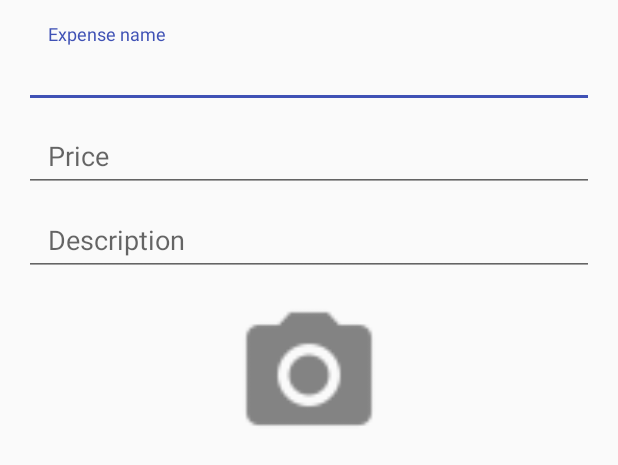
After one commit to RizzoV/MAD_Expenses, an Android app: the layout activity_add_expense.xml on its own in the app's theme, with its tools: preview values and no code run, on a phone screen of 412 x 824 dp. The commit adds this screen. Shown: the top 465 px of the screen. Run offline under Robolectric (Android 15) with nearby library versions, the phone set to English and light mode, and no system bars.

Commit message:
expense activity + .xml correlated

```diff
--- a/app/src/main/AndroidManifest.xml
+++ b/app/src/main/AndroidManifest.xml
@@ -1,4 +1,5 @@
 <?xml version="1.0" encoding="utf-8"?>
+
 <manifest xmlns:android="http://schemas.android.com/apk/res/android"
     package="it.polito.mad.team19.mad_expenses">
 
--- /dev/null
+++ b/app/src/main/java/it/polito/mad/team19/mad_expenses/AddExpenseActivity.java
@@ -0,0 +1,77 @@
+package it.polito.mad.team19.mad_expenses;
+
+import android.content.Intent;
+import android.database.Cursor;
+import android.net.Uri;
+import android.os.Bundle;
+import android.support.design.widget.Snackbar;
+import android.support.v7.app.AppCompatActivity;
+import android.view.View;
+import android.widget.ImageButton;
+
+/**
+ * Created by Bolz on 03/04/2017.
+ */
+
+public class AddExpenseActivity extends AppCompatActivity
+{
+    ImageButton imageButton;
+
+    @Override
+    protected void onCreate(Bundle savedInstanceState)
+    {
+        super.onCreate(savedInstanceState);
+        setContentView(R.layout.activity_add_expense);
+
+        //imageButton = (ImageButton) findViewById(R.id.image);
+
+        addListenerOnButton();
+
+    }
+
+    public void addListenerOnButton()
+    {
+
+        imageButton = (ImageButton) findViewById(R.id.image);
+
+        imageButton.setOnClickListener(new View.OnClickListener()
+        {
+            @Override
+            public void onClick(View view)
+            {
+                //FOR EXAMPLE
+               // Toast.makeText(MyAndroidAppActivity.this,"ImageButton is clicked!", Toast.LENGTH_SHORT).show();
+
+                // TO REPLACE WITH THE CODE FOR THE UPLOAD OF THE IMAGE
+                Snackbar.make(view, "Replace with your image", Snackbar.LENGTH_LONG).setAction("Action", null).show();
+
+                //TO LOAD IMAGE FROM GALLERY (error with RESULT_LOAD_IMAGE)
+                //Intent i = new Intent(Intent.ACTION_PICK, android.provider.MediaStore.Images.Media.EXTERNAL_CONTENT_URI);
+                //startActivityForResult(i, RESULT_LOAD_IMAGE);
+            }
+
+        });
+
+        /*@Override
+        protected void onActivityResult(int requestCode, int resultCode, Intent data) {
+        super.onActivityResult(requestCode, resultCode, data);
+
+        if (requestCode == RESULT_LOAD_IMAGE && resultCode == RESULT_OK && null != data) {
+            Uri selectedImage = data.getData();
+            String[] filePathColumn = { MediaStore.Images.Media.DATA };
+
+            Cursor cursor = getContentResolver().query(selectedImage,
+                    filePathColumn, null, null, null);
+            cursor.moveToFirst();
+
+            int columnIndex = cursor.getColumnIndex(filePathColumn[0]);
+            String picturePath = cursor.getString(columnIndex);
+            cursor.close();
+
+            // String picturePath contains the path of selected Image
+        }*/
+
+    }
+
+
+}
--- a/app/src/main/java/it/polito/mad/team19/mad_expenses/CreateGroupActivity.java
+++ b/app/src/main/java/it/polito/mad/team19/mad_expenses/CreateGroupActivity.java
@@ -6,7 +6,8 @@ import android.os.Bundle;
 public class CreateGroupActivity extends AppCompatActivity {
 
     @Override
-    protected void onCreate(Bundle savedInstanceState) {
+    protected void onCreate(Bundle savedInstanceState)
+    {
         super.onCreate(savedInstanceState);
         setContentView(R.layout.activity_create_group_frag2);
     }
--- a/app/src/main/java/it/polito/mad/team19/mad_expenses/GroupActivity.java
+++ b/app/src/main/java/it/polito/mad/team19/mad_expenses/GroupActivity.java
@@ -58,7 +58,8 @@ public class GroupActivity extends AppCompatActivity {
     String name;
 
     @Override
-    protected void onCreate(Bundle savedInstanceState) {
+    protected void onCreate(Bundle savedInstanceState)
+    {
         super.onCreate(savedInstanceState);
         setContentView(R.layout.activity_group);
 
--- /dev/null
+++ b/app/src/main/res/layout/activity_add_expense.xml
@@ -0,0 +1,65 @@
+<?xml version="1.0" encoding="utf-8"?>
+
+<LinearLayout xmlns:android="http://schemas.android.com/apk/res/android"
+    android:orientation="vertical"
+    android:layout_width="match_parent"
+    android:layout_height="match_parent"
+    android:padding="@dimen/activity_horizontal_margin">
+
+    <LinearLayout
+        android:orientation="vertical"
+        android:layout_width="match_parent"
+        android:layout_height="wrap_content">
+
+        <android.support.design.widget.TextInputLayout
+            android:layout_width="match_parent"
+            android:layout_height="wrap_content">
+            <EditText
+                android:id="@+id/expense_name_et"
+                android:paddingLeft="@dimen/activity_horizontal_margin"
+                android:layout_width="match_parent"
+                android:layout_height="wrap_content"
+                android:hint="@string/expense_name"
+                android:inputType="text"
+                android:maxLines="1"/>
+        </android.support.design.widget.TextInputLayout>
+
+        <android.support.design.widget.TextInputLayout
+            android:layout_width="match_parent"
+            android:layout_height="wrap_content">
+            <EditText
+                android:id="@+id/cost_et"
+                android:paddingLeft="@dimen/activity_horizontal_margin"
+                android:layout_width="match_parent"
+                android:layout_height="wrap_content"
+                android:hint="@string/price"
+                android:inputType="text"
+                android:maxLines="1"/>
+        </android.support.design.widget.TextInputLayout>
+
+
+    </LinearLayout>
+
+    <android.support.design.widget.TextInputLayout
+        android:layout_width="match_parent"
+        android:layout_height="wrap_content">
+        <EditText
+            android:id="@+id/description_et"
+            android:paddingLeft="@dimen/activity_horizontal_margin"
+            android:layout_width="match_parent"
+            android:layout_height="wrap_content"
+            android:hint="@string/description"
+            android:inputType="text"
+            android:maxLines="10"/>
+    </android.support.design.widget.TextInputLayout>
+
+    <ImageButton
+        android:id="@+id/image"
+        android:background="@drawable/photo_black"
+        android:layout_width="100dp"
+        android:layout_height="100dp"
+        android:layout_margin="@dimen/activity_horizontal_margin"
+        android:layout_gravity="center"
+        />
+
+</LinearLayout>
--- a/app/src/main/res/layout/activity_create_group_frag2.xml
+++ b/app/src/main/res/layout/activity_create_group_frag2.xml
@@ -32,7 +32,6 @@
                 android:maxLines="1"/>
         </android.support.design.widget.TextInputLayout>
     </LinearLayout>
-
 
 
     <TextView
--- a/app/src/main/res/layout/activity_groups_list.xml
+++ b/app/src/main/res/layout/activity_groups_list.xml
@@ -1,4 +1,5 @@
 <?xml version="1.0" encoding="utf-8"?>
+
 <LinearLayout xmlns:android="http://schemas.android.com/apk/res/android"
     xmlns:app="http://schemas.android.com/apk/res-auto"
     xmlns:tools="http://schemas.android.com/tools"
--- a/app/src/main/res/layout/activity_me.xml
+++ b/app/src/main/res/layout/activity_me.xml
@@ -1,4 +1,5 @@
 <?xml version="1.0" encoding="utf-8"?>
+
 <RelativeLayout
     xmlns:android="http://schemas.android.com/apk/res/android"
     xmlns:app="http://schemas.android.com/apk/res-auto"
--- a/app/src/main/res/layout/groups_list_row.xml
+++ b/app/src/main/res/layout/groups_list_row.xml
@@ -1,4 +1,5 @@
 <?xml version="1.0" encoding="utf-8"?>
+
 <LinearLayout xmlns:android="http://schemas.android.com/apk/res/android"
     android:orientation="horizontal"
     android:layout_width="match_parent"
--- a/app/src/main/res/menu/menu_group.xml
+++ b/app/src/main/res/menu/menu_group.xml
@@ -2,6 +2,7 @@
     xmlns:app="http://schemas.android.com/apk/res-auto"
     xmlns:tools="http://schemas.android.com/tools"
     tools:context="it.polito.mad.team19.mad_expenses.GroupActivity">
+
     <item
         android:id="@+id/personal_profile_icon"
         android:icon="@drawable/ic_person"
--- a/app/src/main/res/values/strings.xml
+++ b/app/src/main/res/values/strings.xml
@@ -20,4 +20,10 @@
     <string name="centralized">Centralized</string>
     <string name="distributed">Distributed</string>
     <string name="search_person">Search person</string>
+
+    <!-- Strings related to the creation of a new expense -->
+    <string name="expense_name">Expense name</string>
+    <string name="description">Description</string>
+    <string name="price">Price</string>
+
 </resources>
```
Also changed, not shown: app/src/main/java/it/polito/mad/team19/mad_expenses/Adapters/ExpensesAdapter.java (+8 -4 lines), app/src/main/java/it/polito/mad/team19/mad_expenses/Adapters/MeRecyclerAdapter.java (+16 -9 lines), app/src/main/java/it/polito/mad/team19/mad_expenses/Classes/Group.java (+8 -3 lines), app/src/main/photo_black-web.png (added), app/src/main/plus_black-web.png (added), app/src/main/res/drawable-hdpi/photo_black.png (added), app/src/main/res/drawable-mdpi/photo_black.png (added), app/src/main/res/drawable-xhdpi/photo_black.png (added), app/src/main/res/drawable-xxhdpi/photo_black.png (added). Lines whose indentation alone changed are shown as unchanged.
